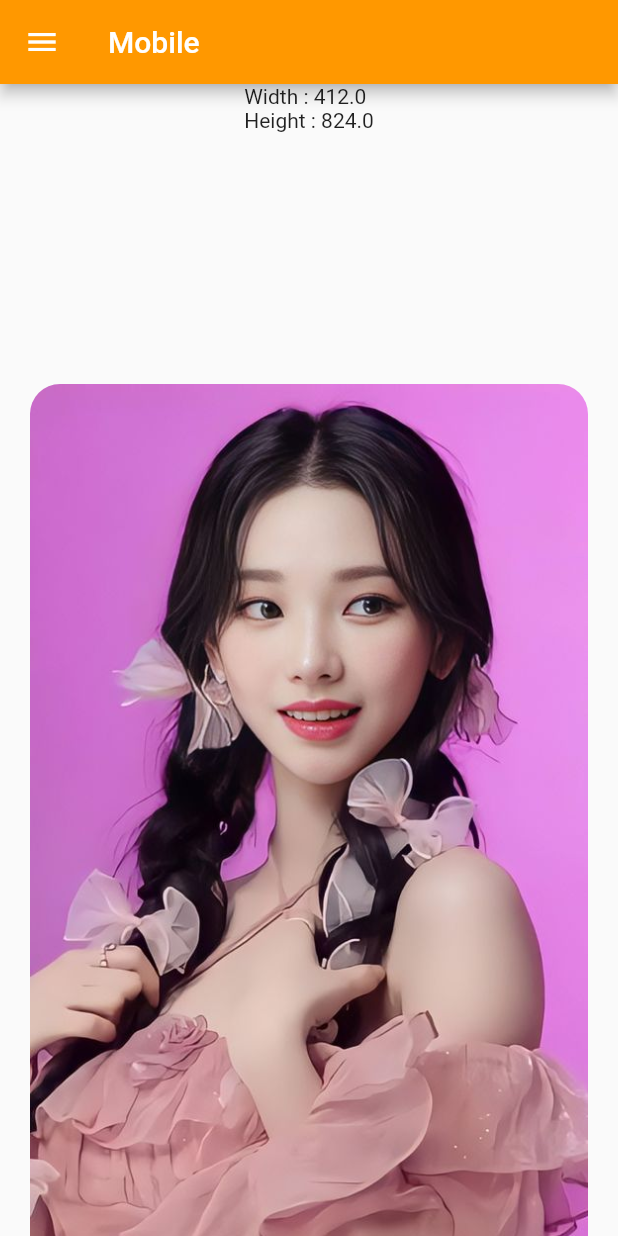
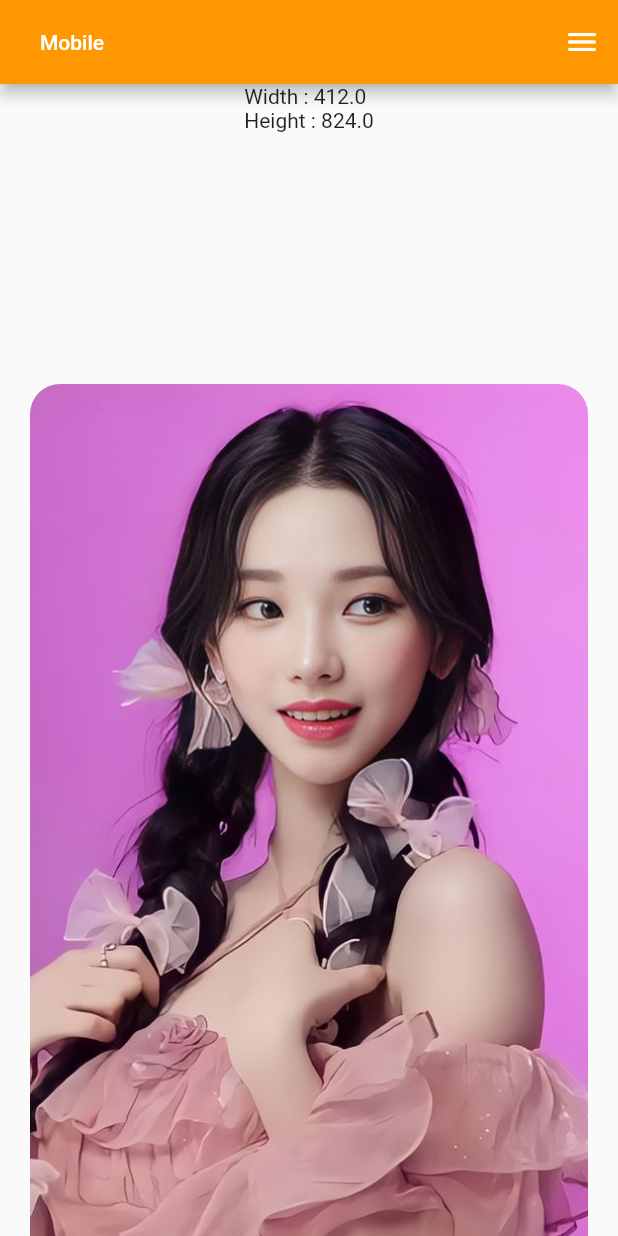
Before and after one commit to MrSohnBit/MKFlutter, a Flutter app: the screen it shows after launch, on a phone screen of 412 x 824 dp. Run offline on Flutter 3.47's test engine with Material 2 defaults, Android fonts, the phone set to English and light mode, and no system bars.

Commit message:
메뉴 라벨 정리

```diff
--- a/lib/main.dart
+++ b/lib/main.dart
@@ -87,34 +87,30 @@ class _TabPageState extends State<TabPage> with TickerProviderStateMixin {
     final component = Componenent();
     final deviceWidth = MediaQuery.of(context).size.width;
     final isMobile = deviceWidth < mobileWidth;
+
+    var drawMenus = <Widget>[const DrawerHeader(
+                      decoration: BoxDecoration(
+                          color: Colors.blue,
+                      ),
+                        child: Text('헤더'),
+                      )];
+    drawMenus.addAll(List.generate(menuLabels.length, (i) => component.drawListTile(context, _tabController, menuLabels[i], i)));
+
     return Scaffold(
-      drawer: isMobile
+      endDrawer: isMobile
         ? Drawer(
           child: ListView(
           // Important: Remove any padding from the ListView.
           padding: EdgeInsets.zero,
-          children: [
-            const DrawerHeader(
-              decoration: BoxDecoration(
-                color: Colors.blue,
-              ),
-              child: Text('헤더'),
-            ),
-
-            component.drawListTile(context, _tabController, menuLabels[0], 0),
-            component.drawListTile(context, _tabController, menuLabels[1], 1),
-            component.drawListTile(context, _tabController, menuLabels[2], 2),
-            component.drawListTile(context, _tabController, menuLabels[3], 3),
-            component.drawListTile(context, _tabController, menuLabels[4], 4),
-            component.drawListTile(context, _tabController, menuLabels[5], 5),
-          ],
+          children: drawMenus,
         ),
       )
       : null,
       appBar: isMobile
         ? AppBar(
-          title: const Text(
-            'Mobile',
+          title: TextButton(
+            onPressed: () => (_tabController.index = 0),
+            child: const Text("Mobile",style: TextStyle(color: Colors.white)),
           ),
         )
         : AppBar(
```
Also changed, not shown: lib/view/page3.dart (+26 -6 lines).
